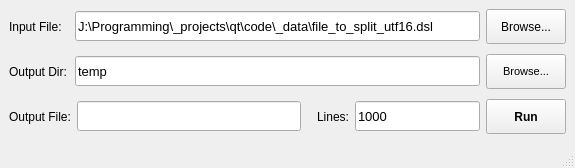
Before: the Qt Designer form mainwindow.ui in mortalis13/File-Splitter-Qt, drawn with Qt 5.
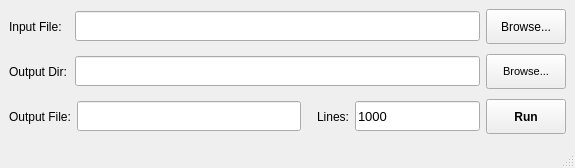
After: the same form once the commit is applied.

Commit message: -edit text values

Diff of the .ui file:
```diff
--- a/mainwindow.ui
+++ b/mainwindow.ui
@@ -81,7 +81,7 @@
           </font>
          </property>
          <property name="text">
-          <string>J:\Programming\_projects\qt\code\_data\file_to_split_utf16.dsl</string>
+          <string/>
          </property>
         </widget>
        </item>
@@ -171,7 +171,7 @@
           </font>
          </property>
          <property name="text">
-          <string>temp</string>
+          <string/>
          </property>
         </widget>
        </item>
```
